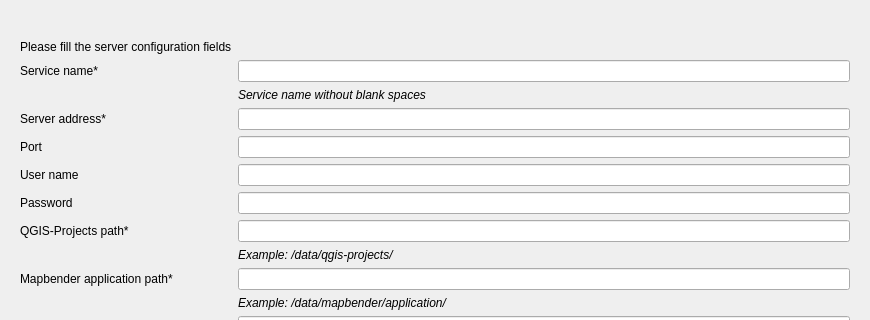
First picture: the form in mapbender_plugin/dialogs/ui/add_server_section_dialog.ui, repository WhereGroup/QGIS2Mapbender, before the edit; both pictures show x 0 to 870 and y 0 to 320 of the 870 by 654 pixel window.
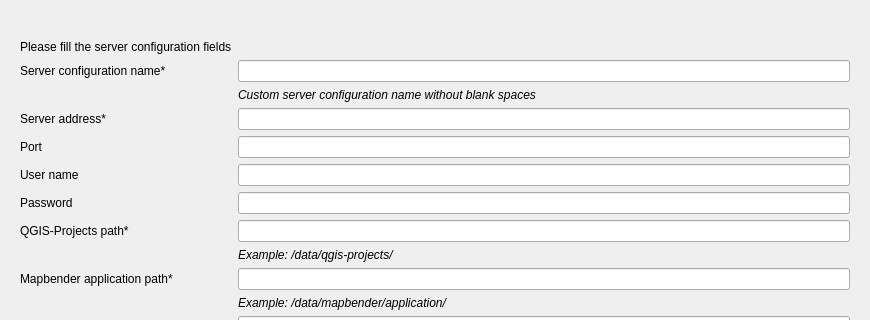
Second picture: the form after the edit. Icons and pictures are not drawn. Custom widgets are drawn as their Qt base class.

Commit message: update ui: replace wording "service" with "server configuration", set icon left

```diff
--- a/mapbender_plugin/dialogs/ui/add_server_section_dialog.ui
+++ b/mapbender_plugin/dialogs/ui/add_server_section_dialog.ui
@@ -58,7 +58,7 @@
         <item row="1" column="0">
          <widget class="QLabel" name="newServiceNameLabel">
           <property name="text">
-           <string>Service name*</string>
+           <string>Server configuration name*</string>
           </property>
          </widget>
         </item>
@@ -73,7 +73,7 @@
            </font>
           </property>
           <property name="text">
-           <string>Service name without blank spaces</string>
+           <string>Custom server configuration name without blank spaces</string>
           </property>
          </widget>
         </item>
```
Left out of the diff: 4 changed lines with no effect on the pictures. The commit also changes 1 other file.
